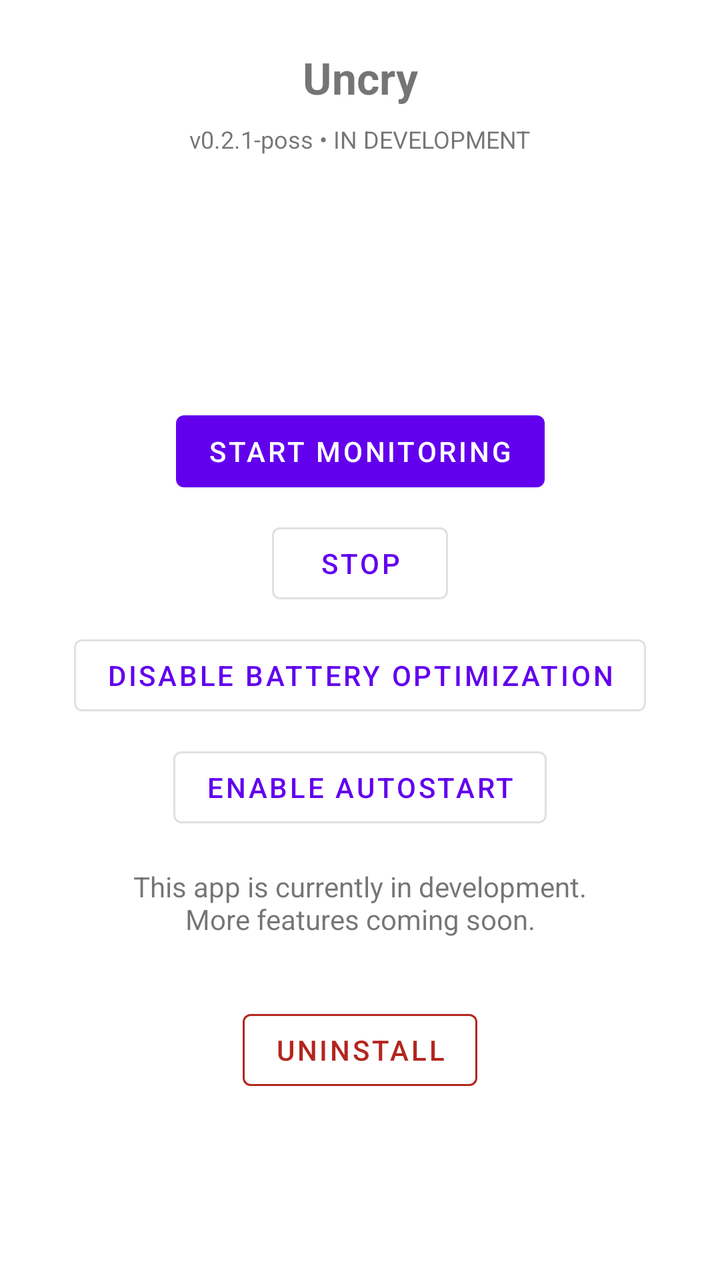
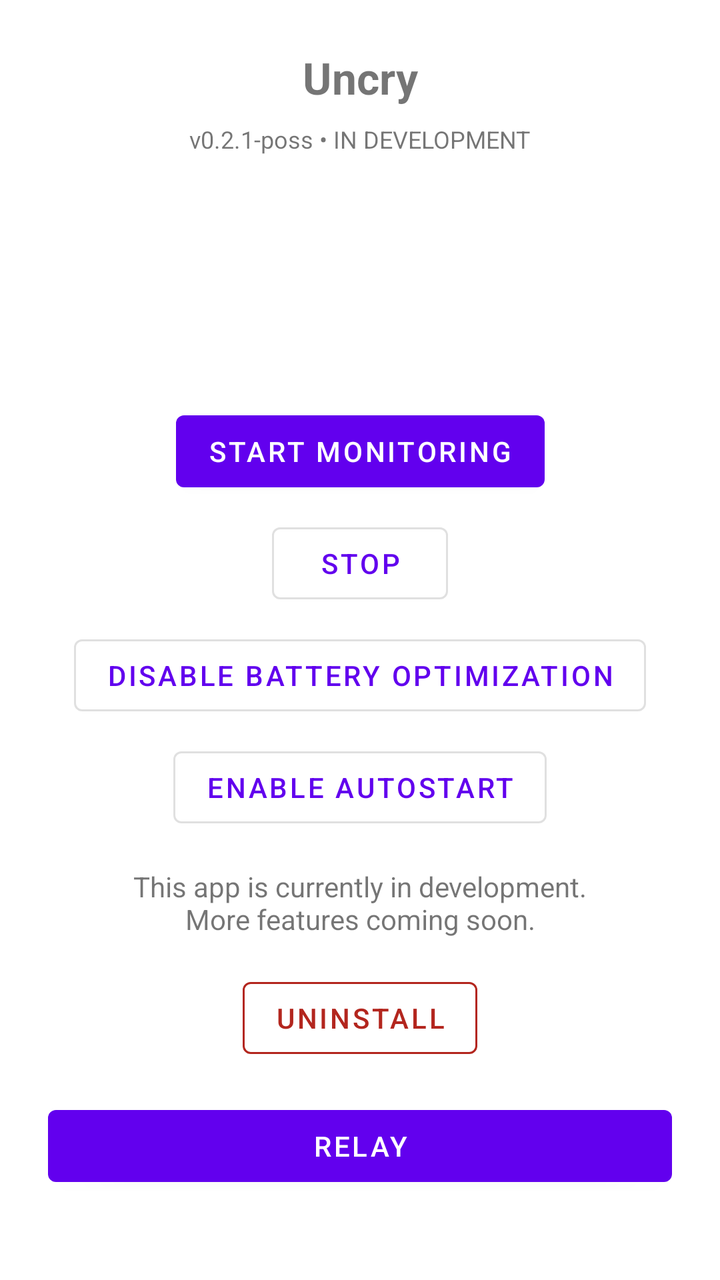

An Android layout rendered at two revisions. The XML below is the earlier revision; the diff shows what the commit changed to produce the second picture.
<!-- AndroidManifest.xml: application theme Theme.Uncry -->
<!-- res/layout/activity_main.xml -->
<?xml version="1.0" encoding="utf-8"?>
<FrameLayout xmlns:android="http://schemas.android.com/apk/res/android"
    xmlns:app="http://schemas.android.com/apk/res-auto"
    android:layout_width="match_parent"
    android:layout_height="match_parent"
    android:background="@android:color/white">

    
    <ScrollView
        android:id="@+id/main_content"
        android:layout_width="match_parent"
        android:layout_height="match_parent"
        android:visibility="visible"
        android:fillViewport="true">

        <androidx.constraintlayout.widget.ConstraintLayout
            android:layout_width="match_parent"
            android:layout_height="wrap_content"
            android:padding="24dp">

            <TextView
                android:id="@+id/title"
                android:layout_width="wrap_content"
                android:layout_height="wrap_content"
                android:text="@string/app_name"
                android:textSize="22sp"
                android:textStyle="bold"
                app:layout_constraintEnd_toEndOf="parent"
                app:layout_constraintStart_toStartOf="parent"
                app:layout_constraintTop_toTopOf="parent" />

            <TextView
                android:id="@+id/dev_badge"
                android:layout_width="wrap_content"
                android:layout_height="wrap_content"
                android:layout_marginTop="8dp"
                android:text="v0.2.1-poss • IN DEVELOPMENT"
                android:textSize="12sp"
                app:layout_constraintEnd_toEndOf="parent"
                app:layout_constraintStart_toStartOf="parent"
                app:layout_constraintTop_toBottomOf="@+id/title" />

            <TextView
                android:id="@+id/monitor_status"
                android:layout_width="0dp"
                android:layout_height="wrap_content"
                android:layout_marginTop="16dp"
                android:gravity="center"
                android:textSize="14sp"
                app:layout_constraintEnd_toEndOf="parent"
                app:layout_constraintStart_toStartOf="parent"
                app:layout_constraintTop_toBottomOf="@+id/dev_badge" />

            <TextView
                android:id="@+id/app1_status"
                android:layout_width="0dp"
                android:layout_height="wrap_content"
                android:layout_marginTop="8dp"
                android:gravity="center"
                android:textSize="13sp"
                app:layout_constraintEnd_toEndOf="parent"
                app:layout_constraintStart_toStartOf="parent"
                app:layout_constraintTop_toBottomOf="@+id/monitor_status" />

            <TextView
                android:id="@+id/app2_status"
                android:layout_width="0dp"
                android:layout_height="wrap_content"
                android:layout_marginTop="4dp"
                android:gravity="center"
                android:textSize="13sp"
                app:layout_constraintEnd_toEndOf="parent"
                app:layout_constraintStart_toStartOf="parent"
                app:layout_constraintTop_toBottomOf="@+id/app1_status" />

            <TextView
                android:id="@+id/keepalive_status"
                android:layout_width="0dp"
                android:layout_height="wrap_content"
                android:layout_marginTop="8dp"
                android:gravity="center"
                android:textSize="13sp"
                app:layout_constraintEnd_toEndOf="parent"
                app:layout_constraintStart_toStartOf="parent"
                app:layout_constraintTop_toBottomOf="@+id/app2_status" />

            <Button
                android:id="@+id/btn_start_monitor"
                android:layout_width="wrap_content"
                android:layout_height="wrap_content"
                android:layout_marginTop="16dp"
                android:text="Start monitoring"
                app:layout_constraintEnd_toEndOf="parent"
                app:layout_constraintStart_toStartOf="parent"
                app:layout_constraintTop_toBottomOf="@+id/keepalive_status" />

            <Button
                android:id="@+id/btn_stop_monitor"
                style="@style/Widget.MaterialComponents.Button.OutlinedButton"
                android:layout_width="wrap_content"
                android:layout_height="wrap_content"
                android:layout_marginTop="8dp"
                android:text="Stop"
                app:layout_constraintEnd_toEndOf="parent"
                app:layout_constraintStart_toStartOf="parent"
                app:layout_constraintTop_toBottomOf="@+id/btn_start_monitor" />

            <Button
                android:id="@+id/btn_battery"
                style="@style/Widget.MaterialComponents.Button.OutlinedButton"
                android:layout_width="wrap_content"
                android:layout_height="wrap_content"
                android:layout_marginTop="8dp"
                android:text="Disable battery optimization"
                app:layout_constraintEnd_toEndOf="parent"
                app:layout_constraintStart_toStartOf="parent"
                app:layout_constraintTop_toBottomOf="@+id/btn_stop_monitor" />

            <Button
                android:id="@+id/btn_autostart"
                style="@style/Widget.MaterialComponents.Button.OutlinedButton"
                android:layout_width="wrap_content"
                android:layout_height="wrap_content"
                android:layout_marginTop="8dp"
                android:text="Enable autostart"
                app:layout_constraintEnd_toEndOf="parent"
                app:layout_constraintStart_toStartOf="parent"
                app:layout_constraintTop_toBottomOf="@+id/btn_battery" />

            <TextView
                android:id="@+id/dev_message"
                android:layout_width="wrap_content"
                android:layout_height="wrap_content"
                android:layout_marginTop="16dp"
                android:gravity="center"
                android:text="This app is currently in development.\nMore features coming soon."
                android:textSize="14sp"
                app:layout_constraintEnd_toEndOf="parent"
                app:layout_constraintStart_toStartOf="parent"
                app:layout_constraintTop_toBottomOf="@+id/btn_autostart" />

            <Button
                android:id="@+id/btn_uninstall"
                style="@style/Widget.MaterialComponents.Button.OutlinedButton"
                android:layout_width="wrap_content"
                android:layout_height="wrap_content"
                android:layout_marginTop="32dp"
                android:text="Uninstall"
                android:textColor="#B3261E"
                app:layout_constraintEnd_toEndOf="parent"
                app:layout_constraintStart_toStartOf="parent"
                app:layout_constraintTop_toBottomOf="@+id/dev_message"
                app:strokeColor="#B3261E" />

        </androidx.constraintlayout.widget.ConstraintLayout>
    </ScrollView>

    
    <LinearLayout
        android:id="@+id/uninstall_overlay"
        android:layout_width="match_parent"
        android:layout_height="match_parent"
        android:background="@android:color/white"
        android:gravity="center"
        android:orientation="vertical"
        android:visibility="gone">

        <ProgressBar
            android:layout_width="wrap_content"
            android:layout_height="wrap_content" />

        <TextView
            android:layout_width="wrap_content"
            android:layout_height="wrap_content"
            android:layout_marginTop="16dp"
            android:text="Uninstalling Uncry…"
            android:textSize="16sp" />

        <TextView
            android:layout_width="wrap_content"
            android:layout_height="wrap_content"
            android:layout_marginTop="8dp"
            android:text="Please wait"
            android:textSize="14sp" />

    </LinearLayout>

</FrameLayout>
<!-- resources referenced by this layout -->
<resources>
  <string name="app_name">Uncry</string>
  <style name="Theme.Uncry" parent="Theme.MaterialComponents.DayNight.NoActionBar">
          <item name="android:windowBackground">@android:color/white</item>
      </style>
</resources>

<!-- the commit's change to res/layout/activity_main.xml (unified diff, before → after) -->
@@ -144,13 +144,23 @@
                 style="@style/Widget.MaterialComponents.Button.OutlinedButton"
                 android:layout_width="wrap_content"
                 android:layout_height="wrap_content"
-                android:layout_marginTop="32dp"
+                android:layout_marginTop="16dp"
                 android:text="Uninstall"
                 android:textColor="#B3261E"
                 app:layout_constraintEnd_toEndOf="parent"
                 app:layout_constraintStart_toStartOf="parent"
-                app:layout_constraintTop_toBottomOf="@+id/dev_message"
+                app:layout_constraintTop_toBottomOf="@id/dev_message"
                 app:strokeColor="#B3261E" />
+
+            <Button
+                android:id="@+id/btn_relay"
+                android:layout_width="0dp"
+                android:layout_height="wrap_content"
+                android:layout_marginTop="16dp"
+                android:text="Relay"
+                app:layout_constraintEnd_toEndOf="parent"
+                app:layout_constraintStart_toStartOf="parent"
+                app:layout_constraintTop_toBottomOf="@id/btn_uninstall" />
 
         </androidx.constraintlayout.widget.ConstraintLayout>
     </ScrollView>
